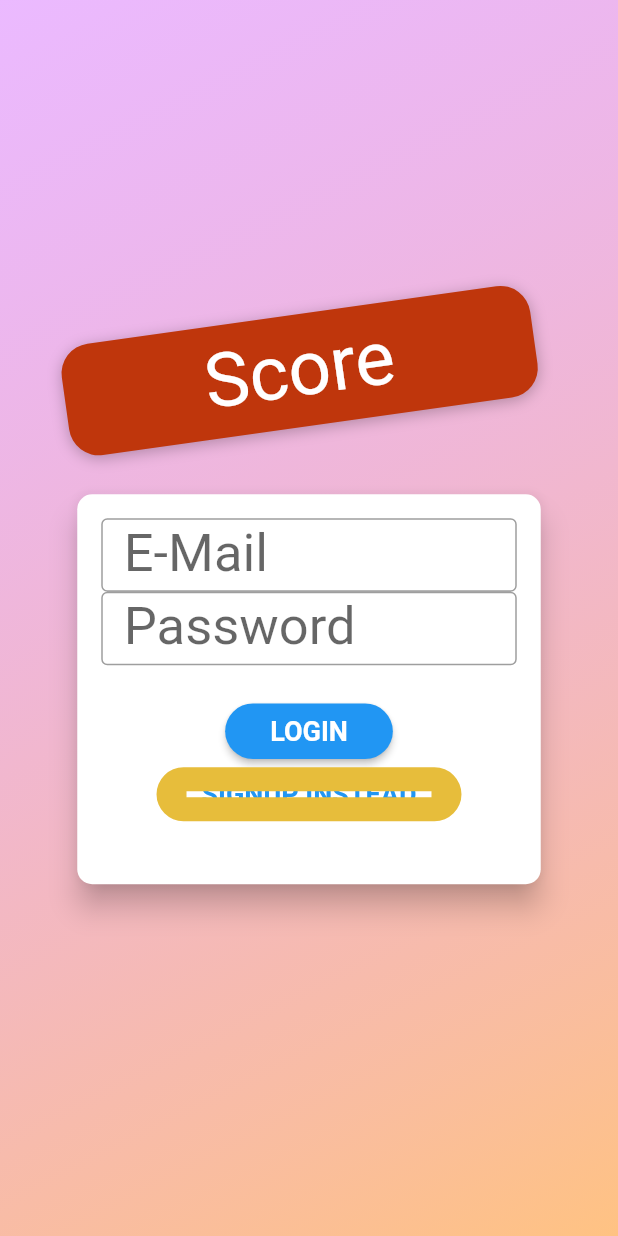
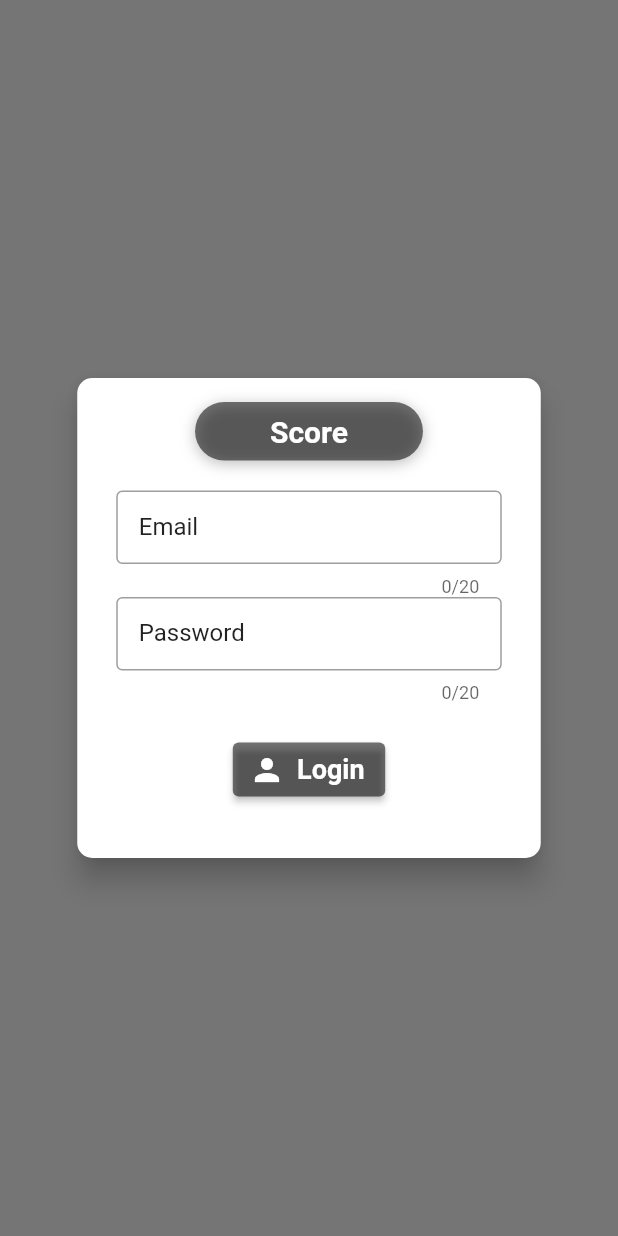
Before and after one commit to outlaws42/score, a Flutter app: the AuthScreen screen opened directly, on a phone screen of 412 x 824 dp. Run offline on Flutter 3.47's test engine with Material 2 defaults, Android fonts, the phone set to English and light mode, and no system bars; our stand-ins replace flutter_colorpicker, flutter_markdown, flutter_riverpod, get, material_design_icons_flutter, package_info_plus and 3 more; accounts and stored records are empty; Roboto replaces fonts that are missing (Anton).

Commit message:
adding error handling

```diff
--- a/lib/helpers/custom_widgets/form_widgets.dart
+++ b/lib/helpers/custom_widgets/form_widgets.dart
@@ -9,6 +9,8 @@ class FormWidgets {
     String? hintText = 'The name of your game (Required)',
     int maxLength = 20,
     String? blankFieldMessage,
+    String obscureCharacter = '*',
+    bool obscure = false,
 
   }) {
     return Container(
@@ -21,6 +23,8 @@ class FormWidgets {
           }
           return null;
         },
+        obscuringCharacter: obscureCharacter,
+        obscureText: obscure,
         maxLength: maxLength,
         textCapitalization: TextCapitalization.words,
         textInputAction: TextInputAction.next,
--- a/lib/views/auth_screen.dart
+++ b/lib/views/auth_screen.dart
@@ -1,32 +1,89 @@
 import 'dart:math';
+import 'package:flutter/material.dart';
+import 'package:flutter_riverpod/flutter_riverpod.dart';
+import 'package:http/http.dart';
+import 'package:material_design_icons_flutter/material_design_icons_flutter.dart';
+import 'package:get/get.dart';
+import '../controllers/providers.dart';
+import '../helpers.dart';
 
-import 'package:flutter/material.dart';
+class AuthScreen extends StatefulWidget {
+  @override
+  State<AuthScreen> createState() => _AuthScreenState();
+}
 
-enum AuthMode { Signup, Login }
+class _AuthScreenState extends State<AuthScreen> {
+  // List arguments = Get.arguments;
 
-class AuthScreen extends StatelessWidget {
-  static const routeName = '/auth';
+  var _emailController = TextEditingController();
+
+  var _passwordController = TextEditingController();
+
+  final _formKey = GlobalKey<FormState>();
+
+  void showErrorDialog(String message) {
+    showDialog(
+      context: context,
+      builder: (ctx) => AlertDialog(
+        title: Text('An Error Occured!!'),
+        content: Text(message),
+        actions: [
+          TextButton(
+            onPressed: (){
+              Navigator.of(ctx).pop();
+            },
+            child: Text('Ok'),
+          ),
+        ],
+      ),
+    );
+  }
+
+  void _save(String email, String password, provider) {
+    // Save for each field save
+    if (email.isEmpty) {
+      return;
+    }
+    provider.login(email, password);
+    // var controller = context.read(playerProvider);
+    // if (arguments[0] == "form_edit") {
+    //   controller.updatePlayerName(arguments[1], name);
+    // } else {
+    //   controller.addPlayerForm(
+    //     name: name,
+    //   );
+    //   controller.fetchPlayer();
+    // }
+    // Get.back(result: "player_form");
+  }
 
   @override
   Widget build(BuildContext context) {
+    // Map<String, String> _authData = {'email': '', 'password': '',};
+    // context.read(authProvider).signup(_authData['email'], _authData['password']);
     final deviceSize = MediaQuery.of(context).size;
-    // final transformConfig = Matrix4.rotationZ(-8 * pi / 180);
-    // transformConfig.translate(-10.0);
+    // if (arguments[0] == "form_edit") {
+    //    _nameController =
+    //       TextEditingController(text: arguments[2].toString());
+    //   _winsController =
+    //       TextEditingController(text: arguments[3].toString());
+    // }
+    return Consumer(
+      builder: (context, ref, child) {
+        final value = ref(authProvider);
         return Scaffold(
-      // resizeToAvoidBottomInset: false,
-      body: Stack(
-        children: <Widget>[
+          body: Stack(children: [
             Container(
-            decoration: BoxDecoration(
-              gradient: LinearGradient(
-                colors: [
-                  Color.fromRGBO(215, 117, 255, 1).withOpacity(0.5),
-                  Color.fromRGBO(255, 188, 117, 1).withOpacity(0.9),
-                ],
-                begin: Alignment.topLeft,
-                end: Alignment.bottomRight,
-                stops: [0, 1],
-              ),
+              decoration: BoxDecoration(color: Colors.black54
+                  // gradient: LinearGradient(
+                  //   colors: [
+                  //     Color.fromARGB(255, 234, 227, 237).withOpacity(0.5),
+                  //     Color.fromARGB(255, 67, 58, 49).withOpacity(0.9),
+                  //   ],
+                  //   begin: Alignment.topLeft,
+                  //   end: Alignment.bottomRight,
+                  //   stops: [0, 1],
+                  // ),
                   ),
             ),
             SingleChildScrollView(
@@ -36,18 +93,63 @@ class AuthScreen extends StatelessWidget {
                 child: Column(
                   mainAxisAlignment: MainAxisAlignment.center,
                   crossAxisAlignment: CrossAxisAlignment.center,
-                children: <Widget>[
+                  children: [
+                    // Flexible(
+                    //   child: Container(
+                    //     margin: EdgeInsets.only(bottom: 20.0),
+                    //     padding:
+                    //         EdgeInsets.symmetric(vertical: 8.0, horizontal: 94.0),
+                    //     // transform: Matrix4.rotationZ(-8 * pi / 180)
+                    //     //   ..translate(-10.0),
+                    //     // ..translate(-10.0),
+                    //     decoration: BoxDecoration(
+                    //       borderRadius: BorderRadius.circular(20),
+                    //       color: Theme.of(context).appBarTheme.backgroundColor,
+                    //       boxShadow: [
+                    //         BoxShadow(
+                    //           blurRadius: 8,
+                    //           color: Colors.black26,
+                    //           offset: Offset(0, 2),
+                    //         )
+                    //       ],
+                    //     ),
+                    //     child: Text('Score',
+                    //         style: TextStyle(
+                    //           color: Colors.white,
+                    //           fontSize: 50,
+                    //           fontFamily: 'Anton',
+                    //           fontWeight: FontWeight.normal,
+                    //         )),
+                    //   ),
+                    // ),
                     Flexible(
+                      flex: deviceSize.width > 600 ? 2 : 1,
+                      child: Card(
+                        shape: RoundedRectangleBorder(
+                          borderRadius: BorderRadius.circular(10.0),
+                        ),
+                        elevation: 8.0,
                         child: Container(
+                          height: 320,
+                          constraints: BoxConstraints(minHeight: 320),
+                          width: deviceSize.width * 0.75,
+                          padding: EdgeInsets.all(16.0),
+                          child: Form(
+                            key: _formKey,
+                            child: Column(
+                              children: [
+                                Container(
                                   margin: EdgeInsets.only(bottom: 20.0),
-                      padding:
-                          EdgeInsets.symmetric(vertical: 8.0, horizontal: 94.0),
-                      transform: Matrix4.rotationZ(-8 * pi / 180)
-                        ..translate(-10.0),
+                                  padding: EdgeInsets.symmetric(
+                                      vertical: 8.0, horizontal: 50.0),
+                                  // transform: Matrix4.rotationZ(-8 * pi / 180)
+                                  //   ..translate(-10.0),
                                   // ..translate(-10.0),
                                   decoration: BoxDecoration(
                                     borderRadius: BorderRadius.circular(20),
-                        color: Colors.deepOrange.shade900,
+                                    color: Theme.of(context)
+                                        .appBarTheme
+                                        .backgroundColor,
                                     boxShadow: [
                                       BoxShadow(
                                         blurRadius: 8,
@@ -56,171 +158,74 @@ class AuthScreen extends StatelessWidget {
                                       )
                                     ],
                                   ),
-                      child: Text(
-                        'Score',
+                                  child: Text('Score',
                                       style: TextStyle(
                                         color: Colors.white,
-                          fontSize: 50,
-                          fontFamily: 'Anton',
-                          fontWeight: FontWeight.normal,
+                                        fontSize: 20,
+                                        // fontFamily: 'Anton',
+                                        fontWeight: FontWeight.bold,
+                                      )),
                                 ),
+                                // Email
+                                FormWidgets.formTextInputValidation(
+                                    context: context,
+                                    controller: _emailController,
+                                    labelText: "Email",
+                                    hintText: 'Email Address (Required)',
+                                    maxLength: 20,
+                                    blankFieldMessage: "Fill in the Email"),
+                                // Password
+                                FormWidgets.formTextInputValidation(
+                                  context: context,
+                                  controller: _passwordController,
+                                  labelText: "Password",
+                                  hintText: 'Password (Required)',
+                                  maxLength: 20,
+                                  blankFieldMessage: "Fill in the Password",
+                                  obscure: true,
                                 ),
-                    ),
-                  ),
-                  Flexible(
-                    flex: deviceSize.width > 600 ? 2 : 1,
-                    child: AuthCard(),
-                  ),
-                ],
-              ),
-            ),
-          ),
-        ],
-      ),
+                                // Submit Button
+                                Container(
+                                  margin: EdgeInsets.fromLTRB(0, 20, 0, 0),
+                                  child: ElevatedButton.icon(
+                                    onPressed: () {
+                                      try {
+                                        if (_formKey.currentState!.validate()) {
+                                          _save(
+                                            _emailController.text,
+                                            _passwordController.text,
+                                            value,
                                           );
                                         }
-}
-
-class AuthCard extends StatefulWidget {
-  const AuthCard({
-    Key? key,
-  }) : super(key: key);
-
-  @override
-  _AuthCardState createState() => _AuthCardState();
-}
-
-class _AuthCardState extends State<AuthCard> {
-  final GlobalKey<FormState> _formKey = GlobalKey();
-  AuthMode _authMode = AuthMode.Login;
-  Map<String, String> _authData = {
-    'email': '',
-    'password': '',
-  };
-  var _isLoading = false;
-  final _passwordController = TextEditingController();
-
-  void _submit() {
-    // if (!_formKey.currentState?.validate()) {
-    //   // Invalid!
-    //   return;
-    // }
-    _formKey.currentState?.save();
-    setState(() {
-      _isLoading = true;
-    });
-    if (_authMode == AuthMode.Login) {
-      // Log user in
-    } else {
-      // Sign user up
-    }
-    setState(() {
-      _isLoading = false;
-    });
-  }
-
-  void _switchAuthMode() {
-    if (_authMode == AuthMode.Login) {
-      setState(() {
-        _authMode = AuthMode.Signup;
-      });
-    } else {
-      setState(() {
-        _authMode = AuthMode.Login;
-      });
-    }
-  }
-
-  @override
-  Widget build(BuildContext context) {
-    final deviceSize = MediaQuery.of(context).size;
-    return Card(
-      shape: RoundedRectangleBorder(
-        borderRadius: BorderRadius.circular(10.0),
-      ),
-      elevation: 8.0,
-      child: Container(
-        height: _authMode == AuthMode.Signup ? 320 : 260,
-        constraints:
-            BoxConstraints(minHeight: _authMode == AuthMode.Signup ? 320 : 260),
-        width: deviceSize.width * 0.75,
-        padding: EdgeInsets.all(16.0),
-        child: Form(
-          key: _formKey,
-          child: SingleChildScrollView(
-            child: Column(
-              children: <Widget>[
-                TextFormField(
-                  decoration: InputDecoration(labelText: 'E-Mail'),
-                  keyboardType: TextInputType.emailAddress,
-                  validator: (value) {
-                    if (value!.isEmpty || !value.contains('@')) {
-                      return 'Invalid email!';
-                    }
-                    return null;
-                    return null;
-                  },
-                  onSaved: (value) {
-                    _authData['email'] = value!;
-                  },
-                ),
-                TextFormField(
-                  decoration: InputDecoration(labelText: 'Password'),
-                  obscureText: true,
-                  controller: _passwordController,
-                  validator: (value) {
-                    if (value!.isEmpty || value.length < 5) {
-                      return 'Password is too short!';
+                                      } catch (error) {
+                                        var errorMessage =
+                                            'Could not authenticate you. Please try again later';
+                                        showErrorDialog(errorMessage);
                                       }
                                     },
-                  onSaved: (value) {
-                    _authData['password'] = value!;
-                  },
+                                    style: ElevatedButton.styleFrom(
+                                      onPrimary: Colors.white,
+                                      primary: Theme.of(context)
+                                          .appBarTheme
+                                          .backgroundColor,
                                     ),
-                if (_authMode == AuthMode.Signup)
-                  TextFormField(
-                    enabled: _authMode == AuthMode.Signup,
-                    decoration: InputDecoration(labelText: 'Confirm Password'),
-                    obscureText: true,
-                    validator: _authMode == AuthMode.Signup
-                        ? (value) {
-                            if (value != _passwordController.text) {
-                              return 'Passwords do not match!';
-                            }
-                          }
-                        : null,
+                                    icon: Icon(Icons.person),
+                                    label: Text('Login'),
                                   ),
-                SizedBox(
-                  height: 20,
-                ),
-                if (_isLoading)
-                  CircularProgressIndicator()
-                else
-                  RaisedButton(
-                    child:
-                        Text(_authMode == AuthMode.Login ? 'LOGIN' : 'SIGN UP'),
-                    onPressed: _submit,
-                    shape: RoundedRectangleBorder(
-                      borderRadius: BorderRadius.circular(30),
-                    ),
-                    padding:
-                        EdgeInsets.symmetric(horizontal: 30.0, vertical: 8.0),
-                    color: Theme.of(context).primaryColor,
-                    textColor: Theme.of(context).primaryTextTheme.button!.color,
-                  ),
-                FlatButton(
-                  child: Text(
-                      '${_authMode == AuthMode.Login ? 'SIGNUP' : 'LOGIN'} INSTEAD'),
-                  onPressed: _switchAuthMode,
-                  padding: EdgeInsets.symmetric(horizontal: 30.0, vertical: 4),
-                  materialTapTargetSize: MaterialTapTargetSize.shrinkWrap,
-                  textColor: Theme.of(context).primaryColor,
                                 ),
                               ],
                             ),
                           ),
                         ),
                       ),
+                    ),
+                  ],
+                ),
+              ),
+            ),
+          ]),
+        );
+      },
     );
   }
 }
```
Also changed, not shown: lib/controllers/auth_provider.dart (+8 -2 lines), lib/main.dart (+4 -8 lines), lib/views/auth2_screen.dart (deleted, +0 -179 lines). Lines whose indentation alone changed are shown as unchanged.
